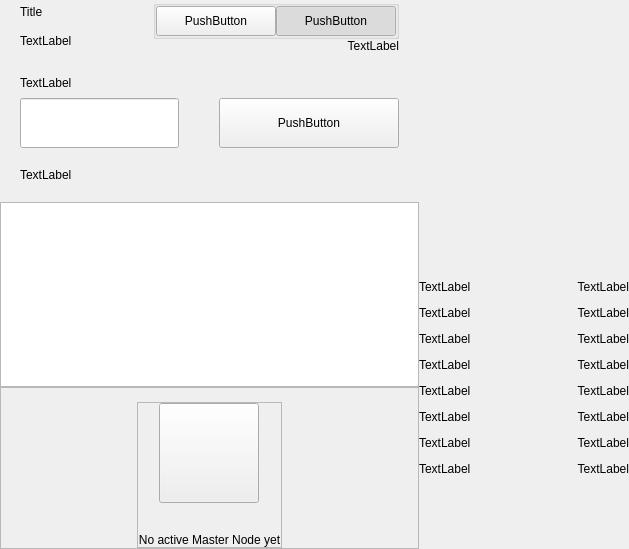
Before: the Qt Designer form src/qt/aezora/forms/privacywidget.ui in decenomy/AZR, drawn with Qt 5.
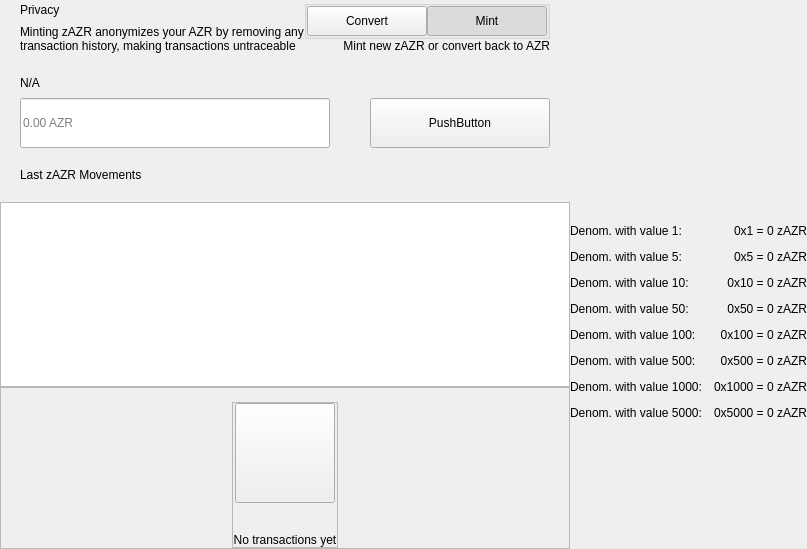
After: the same form once the commit is applied. Custom widgets are drawn as their Qt base class.

```diff
--- a/src/qt/aezora/forms/privacywidget.ui
+++ b/src/qt/aezora/forms/privacywidget.ui
@@ -73,7 +73,7 @@
               <item>
                <widget class="QLabel" name="labelTitle">
                 <property name="text">
-                 <string>Title</string>
+                 <string>Privacy</string>
                 </property>
                </widget>
               </item>
@@ -86,7 +86,8 @@
                  </size>
                 </property>
                 <property name="text">
-                 <string>TextLabel</string>
+                 <string>Minting zAZR anonymizes your AZR by removing any
+transaction history, making transactions untraceable</string>
                 </property>
                </widget>
               </item>
@@ -162,7 +163,7 @@
                      <enum>Qt::NoFocus</enum>
                     </property>
                     <property name="text">
-                     <string>PushButton</string>
+                     <string>Convert</string>
                     </property>
                     <property name="checkable">
                      <bool>true</bool>
@@ -190,7 +191,7 @@
                      <enum>Qt::NoFocus</enum>
                     </property>
                     <property name="text">
-                     <string>PushButton</string>
+                     <string>Mint</string>
                     </property>
                     <property name="checkable">
                      <bool>true</bool>
@@ -209,7 +210,7 @@
                <item alignment="Qt::AlignTop">
                 <widget class="QLabel" name="labelSubtitle2">
                  <property name="text">
-                  <string>TextLabel</string>
+                  <string>Mint new zAZR or convert back to AZR</string>
                  </property>
                  <property name="alignment">
                   <set>Qt::AlignRight|Qt::AlignTrailing|Qt::AlignVCenter</set>
@@ -262,7 +263,7 @@
                  </size>
                 </property>
                 <property name="text">
-                 <string>TextLabel</string>
+                 <string notr="true">N/A</string>
                 </property>
                </widget>
               </item>
@@ -282,6 +283,9 @@
                   <property name="maxLength">
                    <number>8</number>
                   </property>
+                  <property name="placeholderText">
+                   <string notr="true">0.00 AZR</string>
+                  </property>
                  </widget>
                 </item>
                 <item>
@@ -348,7 +352,7 @@
           <item>
            <widget class="QLabel" name="labelListHistory">
             <property name="text">
-             <string>TextLabel</string>
+             <string>Last zAZR Movements</string>
             </property>
            </widget>
           </item>
@@ -492,7 +496,7 @@
                    <string notr="true"/>
                   </property>
                   <property name="text">
-                   <string>No active Master Node yet</string>
+                   <string>No transactions yet</string>
                   </property>
                   <property name="alignment">
                    <set>Qt::AlignCenter</set>
@@ -537,16 +541,6 @@
         </property>
        </widget>
       </item>
-      <item>
-       <widget class="OptionButton" name="btnDenomGeneration" native="true">
-        <property name="minimumSize">
-         <size>
-          <width>0</width>
-          <height>50</height>
-         </size>
-        </property>
-       </widget>
-      </item>
       <item>
        <widget class="OptionButton" name="btnRescanMints" native="true">
         <property name="minimumSize">
@@ -605,14 +599,14 @@
              <item>
               <widget class="QLabel" name="labelTitleDenom1">
                <property name="text">
-                <string>TextLabel</string>
+                <string>Denom. with value 1:</string>
                </property>
               </widget>
              </item>
              <item>
               <widget class="QLabel" name="labelValueDenom1">
                <property name="text">
-                <string>TextLabel</string>
+                <string notr="true">0x1 = 0 zAZR</string>
                </property>
                <property name="alignment">
                 <set>Qt::AlignRight|Qt::AlignTrailing|Qt::AlignVCenter</set>
@@ -626,14 +620,14 @@
              <item>
               <widget class="QLabel" name="labelTitleDenom5">
                <property name="text">
-                <string>TextLabel</string>
+                <string>Denom. with value 5:</string>
                </property>
               </widget>
              </item>
              <item>
               <widget class="QLabel" name="labelValueDenom5">
                <property name="text">
-                <string>TextLabel</string>
+                <string notr="true">0x5 = 0 zAZR</string>
                </property>
                <property name="alignment">
                 <set>Qt::AlignRight|Qt::AlignTrailing|Qt::AlignVCenter</set>
@@ -647,14 +641,14 @@
              <item>
               <widget class="QLabel" name="labelTitleDenom10">
                <property name="text">
-                <string>TextLabel</string>
+                <string>Denom. with value 10:</string>
                </property>
               </widget>
              </item>
              <item>
               <widget class="QLabel" name="labelValueDenom10">
                <property name="text">
-                <string>TextLabel</string>
+                <string notr="true">0x10 = 0 zAZR</string>
                </property>
                <property name="alignment">
                 <set>Qt::AlignRight|Qt::AlignTrailing|Qt::AlignVCenter</set>
@@ -668,14 +662,14 @@
              <item>
               <widget class="QLabel" name="labelTitleDenom50">
                <property name="text">
-                <string>TextLabel</string>
+                <string>Denom. with value 50:</string>
                </property>
               </widget>
              </item>
              <item>
               <widget class="QLabel" name="labelValueDenom50">
                <property name="text">
-                <string>TextLabel</string>
+                <string notr="true">0x50 = 0 zAZR</string>
                </property>
                <property name="alignment">
                 <set>Qt::AlignRight|Qt::AlignTrailing|Qt::AlignVCenter</set>
@@ -689,14 +683,14 @@
              <item>
               <widget class="QLabel" name="labelTitleDenom100">
                <property name="text">
-                <string>TextLabel</string>
+                <string>Denom. with value 100:</string>
                </property>
               </widget>
              </item>
              <item>
               <widget class="QLabel" name="labelValueDenom100">
                <property name="text">
-                <string>TextLabel</string>
+                <string notr="true">0x100 = 0 zAZR</string>
                </property>
                <property name="alignment">
                 <set>Qt::AlignRight|Qt::AlignTrailing|Qt::AlignVCenter</set>
@@ -710,14 +704,14 @@
              <item>
               <widget class="QLabel" name="labelTitleDenom500">
                <property name="text">
-                <string>TextLabel</string>
+                <string>Denom. with value 500:</string>
                </property>
               </widget>
              </item>
              <item>
               <widget class="QLabel" name="labelValueDenom500">
                <property name="text">
-                <string>TextLabel</string>
+                <string notr="true">0x500 = 0 zAZR</string>
                </property>
                <property name="alignment">
                 <set>Qt::AlignRight|Qt::AlignTrailing|Qt::AlignVCenter</set>
@@ -731,14 +725,14 @@
              <item>
               <widget class="QLabel" name="labelTitleDenom1000">
                <property name="text">
-                <string>TextLabel</string>
+                <string>Denom. with value 1000:</string>
                </property>
               </widget>
              </item>
              <item>
               <widget class="QLabel" name="labelValueDenom1000">
                <property name="text">
-                <string>TextLabel</string>
+                <string notr="true">0x1000 = 0 zAZR</string>
                </property>
                <property name="alignment">
                 <set>Qt::AlignRight|Qt::AlignTrailing|Qt::AlignVCenter</set>
@@ -752,14 +746,14 @@
              <item>
               <widget class="QLabel" name="labelTitleDenom5000">
                <property name="text">
-                <string>TextLabel</string>
+                <string>Denom. with value 5000:</string>
                </property>
               </widget>
              </item>
              <item>
               <widget class="QLabel" name="labelValueDenom5000">
                <property name="text">
-                <string>TextLabel</string>
+                <string notr="true">0x5000 = 0 zAZR</string>
                </property>
                <property name="alignment">
                 <set>Qt::AlignRight|Qt::AlignTrailing|Qt::AlignVCenter</set>
```
